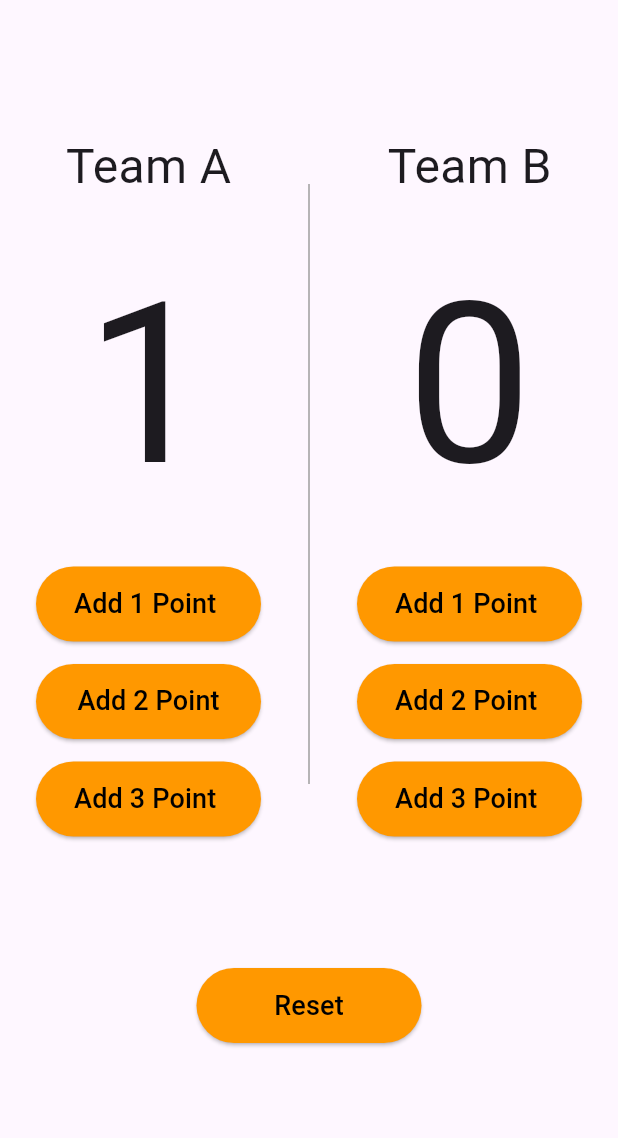
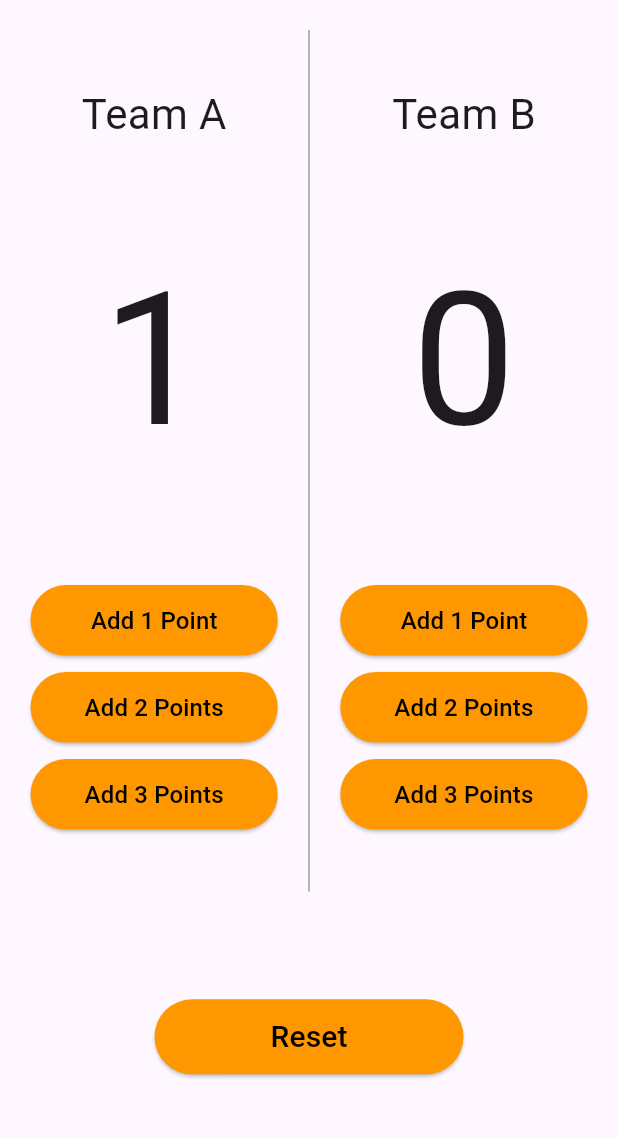
Before and after one commit to NadaAlaa1/points_counter, a Flutter app: the screen it shows after launch, after a tap on "Add 1 Point", on a phone screen of 412 x 824 dp, the part 84-1222 px from its top. Run offline on Flutter 3.47's test engine with Material 3 defaults, Android fonts, the phone set to English and light mode, and no system bars; drawn by our look-alikes of auto_size_text; our stand-ins replace flutter_bloc.

Commit message:
refactor code

```diff
--- a/lib/screens/home_screen.dart
+++ b/lib/screens/home_screen.dart
@@ -2,14 +2,16 @@ import 'package:basketball_points_counter/cubit/counter_cubit.dart';
 import 'package:basketball_points_counter/cubit/counter_state.dart';
 import 'package:flutter/material.dart';
 import 'package:flutter_bloc/flutter_bloc.dart';
+import 'package:auto_size_text/auto_size_text.dart';
 
 class HomeScreen extends StatelessWidget {
   const HomeScreen({Key? key}) : super(key: key);
 
   @override
   Widget build(BuildContext context) {
-    int teamAPoints = 0;
-    int teamBPoints = 0;
+    final screenHeight = MediaQuery.of(context).size.height;
+    final screenWidth = MediaQuery.of(context).size.width;
+
     return BlocConsumer<CounterCubit, CounterState>(
       builder: (context, state) {
         return Scaffold(
@@ -17,188 +19,127 @@ class HomeScreen extends StatelessWidget {
             backgroundColor: Colors.orange,
             title: const Text('Points Counter'),
           ),
-            body: Column(
+          body: SizedBox(
+            height: screenHeight,
+            child: Column(
+              children: [
+                Expanded(
+                  flex: 4,
+                  child: Row(
                     mainAxisAlignment: MainAxisAlignment.spaceEvenly,
                     children: [
-                Row(
-                  mainAxisAlignment: MainAxisAlignment.spaceEvenly,
-                  children: [
-                    Container(
-                      height: 500,
+                      Expanded(
                         child: Column(
                           mainAxisAlignment: MainAxisAlignment.spaceEvenly,
                           children: [
                             const Text(
                               'Team A',
+                              style: TextStyle(fontSize: 28),
+                            ),
+                            AutoSizeText(
+                              '${BlocProvider.of<CounterCubit>(context).teamAPoints}',
                               style: TextStyle(
-                              fontSize: 32,
+                                fontSize: screenWidth * 0.3,
+                              ),
+                              maxLines: 1,
+                              minFontSize: 40,
+                            ),
+                            _buildPointButtons(context, 'A'),
+                          ],
                         ),
                       ),
-                          Text(
-                            '${BlocProvider.of<CounterCubit>(context).teamAPoints}',
-                            style: const TextStyle(
-                              fontSize: 150,
+                      Container(
+                        width: 1,
+                        color: Colors.grey,
+                        margin: const EdgeInsets.symmetric(vertical: 20),
+                      ),
+                      Expanded(
+                        child: Column(
+                          mainAxisAlignment: MainAxisAlignment.spaceEvenly,
+                          children: [
+                            const Text(
+                              'Team B',
+                              style: TextStyle(fontSize: 28),
+                            ),
+                            AutoSizeText(
+                              '${BlocProvider.of<CounterCubit>(context).teamBPoints}',
+                              style: TextStyle(
+                                fontSize: screenWidth * 0.3,
+                              ),
+                              maxLines: 1,
+                              minFontSize: 40,
+                            ),
+                            _buildPointButtons(context, 'B'),
+                          ],
                         ),
                       ),
-                          ElevatedButton(
+                    ],
+                  ),
+                ),
+                Expanded(
+                  flex: 1,
+                  child: Center(
+                    child: ElevatedButton(
                       style: ElevatedButton.styleFrom(
-                              padding: const EdgeInsets.all(8),
                         backgroundColor: Colors.orange,
-                              minimumSize: const Size(150, 50),
+                        minimumSize: Size(screenWidth * 0.5, 50),
                       ),
                       onPressed: () {
-                              BlocProvider.of<CounterCubit>(context).TeamIncrement(team: 'A', buttonNumber: 1);
+                        BlocProvider.of<CounterCubit>(context).Reset();
                       },
                       child: const Text(
-                              'Add 1 Point ',
-                              style: TextStyle(
-                                fontSize: 18,
-                                color: Colors.black,
+                        'Reset',
+                        style: TextStyle(fontSize: 20, color: Colors.black),
                       ),
-                            ),
-                          ),
-                          ElevatedButton(
-                            style: ElevatedButton.styleFrom(
-                              backgroundColor: Colors.orange,
-                              minimumSize: const Size(150, 50),
-                            ),
-                            onPressed: () {
-                              BlocProvider.of<CounterCubit>(context).TeamIncrement(team: 'A', buttonNumber: 2);
-                            },
-                            child: const Text(
-                              'Add 2 Point',
-                              style: TextStyle(
-                                fontSize: 18,
-                                color: Colors.black,
-                              ),
-                            ),
-                          ),
-                          ElevatedButton(
-                            style: ElevatedButton.styleFrom(
-                              backgroundColor: Colors.orange,
-                              minimumSize: const Size(150, 50),
-                            ),
-                            onPressed: () {
-                              BlocProvider.of<CounterCubit>(context).TeamIncrement(team: 'A', buttonNumber: 3);
-                            },
-                            child: const Text(
-                              'Add 3 Point ',
-                              style: TextStyle(
-                                fontSize: 18,
-                                color: Colors.black,
                     ),
                   ),
                 ),
               ],
             ),
           ),
-                    Container(
-                      height: 500,
-                      child: const VerticalDivider(
-                        indent: 50,
-                        endIndent: 50,
-                        color: Colors.grey,
-                        thickness: 1,
+        );
+      },
+      listener: (context, state) {},
+    );
+  }
+
+  Widget _buildPointButtons(BuildContext context, String team) {
+    return Column(
+      children: [
+        _buildButton(context, 'Add 1 Point', () {
+          BlocProvider.of<CounterCubit>(context)
+              .TeamIncrement(team: team, buttonNumber: 1);
+        }),
+        _buildButton(context, 'Add 2 Points', () {
+          BlocProvider.of<CounterCubit>(context)
+              .TeamIncrement(team: team, buttonNumber: 2);
+        }),
+        _buildButton(context, 'Add 3 Points', () {
+          BlocProvider.of<CounterCubit>(context)
+              .TeamIncrement(team: team, buttonNumber: 3);
+        }),
+      ],
+    );
+  }
+
+  Widget _buildButton(BuildContext context, String text, VoidCallback onPressed) {
+    final screenWidth = MediaQuery.of(context).size.width;
+    return Padding(
+      padding: const EdgeInsets.symmetric(vertical: 5),
+      child: SizedBox(
+        width: screenWidth * 0.4,
+        child: ElevatedButton(
+          style: ElevatedButton.styleFrom(
+            backgroundColor: Colors.orange,
+            padding: const EdgeInsets.all(12),
           ),
-                    ),
-                    Container(
-                      height: 500,
-                      child: Column(
-                        mainAxisAlignment: MainAxisAlignment.spaceEvenly,
-                        children: [
-                          const Text(
-                            'Team B',
-                            style: TextStyle(
-                              fontSize: 32,
-                            ),
-                          ),
-                          Text(
-                            '${BlocProvider.of<CounterCubit>(context).teamBPoints}',
-                            style: const TextStyle(
-                              fontSize: 150,
-                            ),
-                          ),
-                          ElevatedButton(
-                            style: ElevatedButton.styleFrom(
-                              padding: const EdgeInsets.all(8),
-                              backgroundColor: Colors.orange,
-                              minimumSize: const Size(150, 50),
-                            ),
-                            onPressed: () {
-                              BlocProvider.of<CounterCubit>(context).TeamIncrement(team: 'B', buttonNumber: 1);
-                            },
-                            child: const Text(
-                              'Add 1 Point ',
-                              style: TextStyle(
-                                fontSize: 18,
-                                color: Colors.black,
+          onPressed: onPressed,
+          child: Text(
+            text,
+            style: const TextStyle(fontSize: 16, color: Colors.black),
           ),
         ),
       ),
-                          ElevatedButton(
-                            style: ElevatedButton.styleFrom(
-                              backgroundColor: Colors.orange,
-                              minimumSize: const Size(150, 50),
-                            ),
-                            onPressed: () {
-                              BlocProvider.of<CounterCubit>(context).TeamIncrement(team: 'B', buttonNumber: 2);
-                            },
-                            child: const Text(
-                              'Add 2 Point ',
-                              style: TextStyle(
-                                fontSize: 18,
-                                color: Colors.black,
-                              ),
-                            ),
-                          ),
-                          ElevatedButton(
-                            style: ElevatedButton.styleFrom(
-                              backgroundColor: Colors.orange,
-                              minimumSize: const Size(150, 50),
-                            ),
-                            onPressed: () {
-                              BlocProvider.of<CounterCubit>(context).TeamIncrement(team: 'B', buttonNumber: 3);
-                            },
-                            child: const Text(
-                              'Add 3 Point ',
-                              style: TextStyle(
-                                fontSize: 18,
-                                color: Colors.black,
-                              ),
-                            ),
-                          ),
-                        ],
-                      ),
-                    ),
-                  ],
-                ),
-                ElevatedButton(
-                  style: ElevatedButton.styleFrom(
-                    padding: const EdgeInsets.all(8),
-                    backgroundColor: Colors.orange,
-                    minimumSize: const Size(150, 50),
-                  ),
-                  onPressed: () {
-                    BlocProvider.of<CounterCubit>(context).Reset();
-                  },
-                  child: const Text(
-                    'Reset',
-                    style: TextStyle(
-                      fontSize: 18,
-                      color: Colors.black,
-                    ),
-                  ),
-                ),
-              ],
-            ),
     );
-        },
-        listener: (context, state) {
-          if(state is CounterAIncrementState){
-            teamAPoints = BlocProvider.of<CounterCubit>(context).teamAPoints;
-          }else{
-            teamBPoints = BlocProvider.of<CounterCubit>(context).teamBPoints;
-          }
-        });
   }
 }
--- a/pubspec.yaml
+++ b/pubspec.yaml
@@ -8,6 +8,7 @@ environment:
 
 dependencies:
   auto_size_text_field: ^2.2.4
+  auto_size_text: ^3.0.0
   flutter_bloc: ^8.1.6
   flutter:
     sdk: flutter
```
Also changed, not shown: pubspec.lock. Lines whose indentation alone changed are shown as unchanged.
